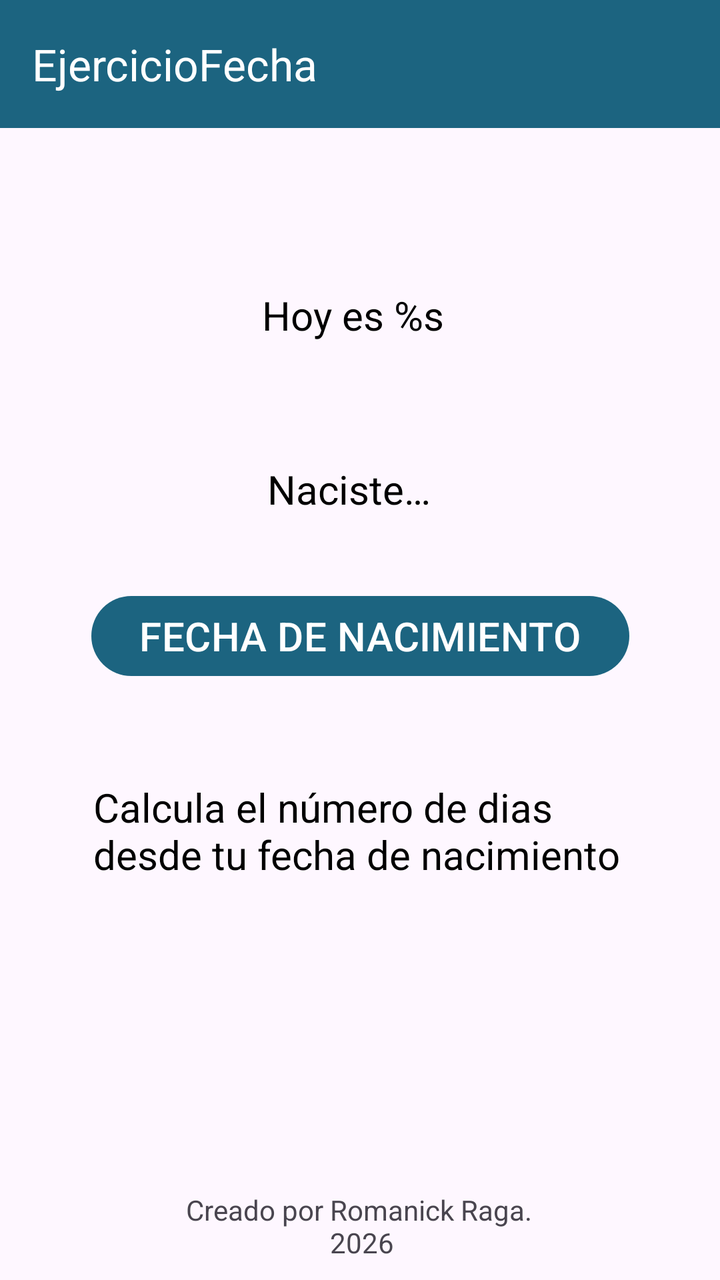
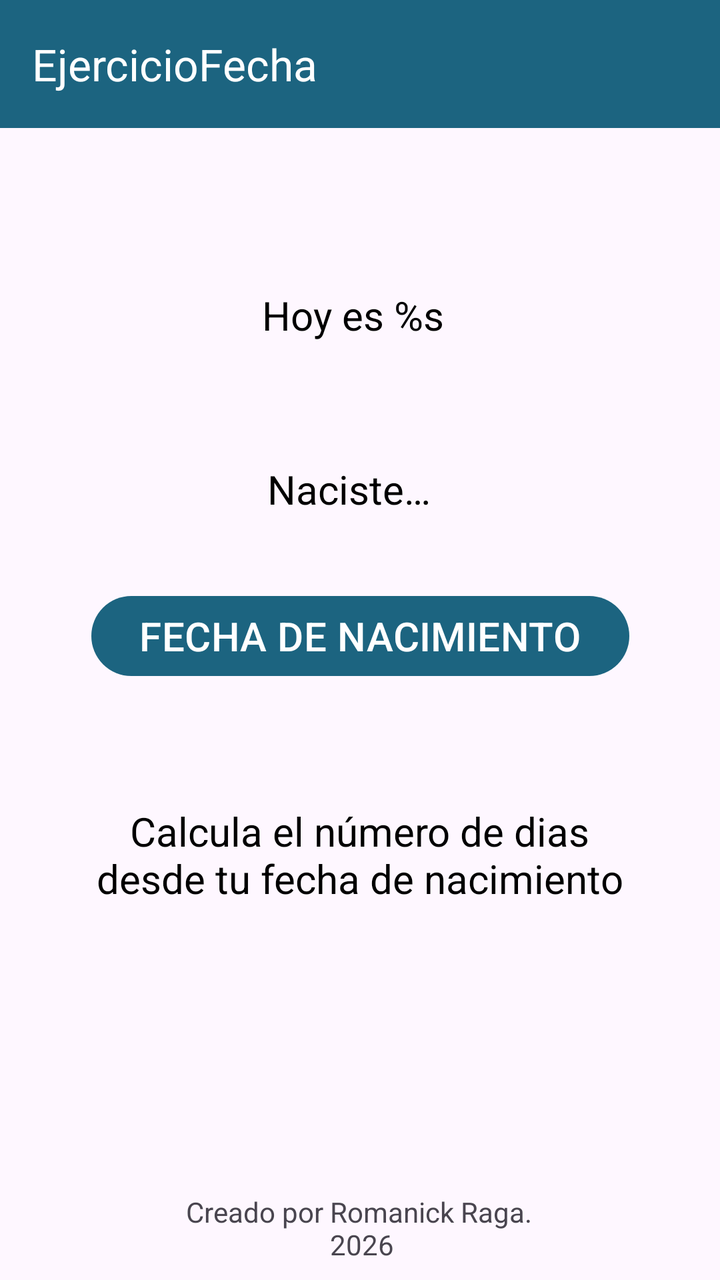

Screens rendered from an Android XML layout before and after an edit, with the pre-edit source and the edit as a unified diff.
<!-- AndroidManifest.xml: application theme Theme.AndroidUD05CP01 -->
<!-- res/layout/activity_main.xml -->
<?xml version="1.0" encoding="utf-8"?>
<androidx.constraintlayout.widget.ConstraintLayout xmlns:android="http://schemas.android.com/apk/res/android"
    xmlns:app="http://schemas.android.com/apk/res-auto"
    xmlns:tools="http://schemas.android.com/tools"
    android:id="@+id/main"
    android:layout_width="match_parent"
    android:layout_height="match_parent"
    tools:context=".MainActivity">

    <TextView
        android:id="@+id/tvHoy"
        android:layout_width="wrap_content"
        android:layout_height="wrap_content"
        android:layout_marginTop="144dp"
        android:text="@string/hoy_es"
        style="@style/texto"
        app:layout_constraintEnd_toEndOf="parent"
        app:layout_constraintHorizontal_bias="0.487"
        app:layout_constraintStart_toStartOf="parent"
        app:layout_constraintTop_toTopOf="parent" />

    <TextView
        android:id="@+id/tvFecha"
        android:layout_width="wrap_content"
        android:layout_height="wrap_content"
        android:layout_marginTop="60dp"
        style="@style/texto"
        android:text="@string/naciste"
        app:layout_constraintEnd_toEndOf="parent"
        app:layout_constraintHorizontal_bias="0.48"
        app:layout_constraintStart_toStartOf="parent"
        app:layout_constraintTop_toBottomOf="@+id/tvHoy" />

    <Button
        android:id="@+id/btnFechaNac"
        style="@style/boton1"
        android:layout_width="wrap_content"
        android:layout_height="wrap_content"
        android:layout_marginTop="36dp"
        android:text="@string/fecha_nacimiento"
        app:layout_constraintEnd_toEndOf="parent"
        app:layout_constraintStart_toStartOf="parent"
        app:layout_constraintTop_toBottomOf="@+id/tvFecha" />

    <TextView
        android:id="@+id/tvMensaje"
        style="@style/texto"
        android:layout_width="266dp"
        android:layout_height="95dp"
        android:layout_marginTop="48dp"
        android:text="@string/msjCalcula"
        app:layout_constraintEnd_toEndOf="parent"
        app:layout_constraintHorizontal_bias="0.496"
        app:layout_constraintStart_toStartOf="parent"
        app:layout_constraintTop_toBottomOf="@+id/btnFechaNac" />

    <TextView
        android:id="@+id/tvCreditos"
        android:layout_width="wrap_content"
        android:layout_height="wrap_content"
        android:text="@string/creditos"
        app:layout_constraintBottom_toBottomOf="parent"
        app:layout_constraintEnd_toEndOf="parent"
        app:layout_constraintHorizontal_bias="0.497"
        app:layout_constraintStart_toStartOf="parent"
        app:layout_constraintTop_toBottomOf="@+id/tvMensaje"
        app:layout_constraintVertical_bias="0.923"
        android:textAlignment="center"/>

    <androidx.appcompat.widget.Toolbar
        android:id="@+id/toolbar"
        style="@style/barraMenu"
        android:layout_width="match_parent"
        android:layout_height="wrap_content"
        android:minHeight="?attr/actionBarSize"
        android:rotationX="0"
        android:theme="?attr/actionBarTheme"
        app:layout_constraintEnd_toEndOf="parent"
        app:layout_constraintHorizontal_bias="0.0"
        app:layout_constraintStart_toStartOf="parent"
        app:layout_constraintTop_toTopOf="parent"
        app:title="EjercicioFecha"
                                     />


</androidx.constraintlayout.widget.ConstraintLayout>
<!-- resources referenced by this layout -->
<resources>
  <string name="creditos">Creado por Romanick Raga.\n
                                  2026</string>
  <string name="fecha_nacimiento">FECHA DE NACIMIENTO</string>
  <string name="hoy_es">Hoy es %s</string>
  <string name="msjCalcula">Calcula el número de dias desde tu fecha de nacimiento</string>
  <string name="naciste">Naciste…</string>
  <style name="barraMenu">
          <item name="android:textSize">20sp</item>
          <item name="android:textColor">@color/white</item>
          <item name="android:fontFamily">sans-serif-medium</item>
          <item name="android:background">@color/turquesa</item>
          <item name="titleTextColor">@color/white</item>
      </style>
  <style name="boton1">
          <item name="android:textSize">20sp</item>
          <item name="android:textColor">@color/white</item>
          <item name="android:fontFamily">sans-serif-medium</item>
          <item name="backgroundTint">@color/turquesa</item>
  
      </style>
  <style name="texto">
          <item name="android:textSize">20sp</item>
          <item name="android:textColor">@color/black</item>
          <item name="android:fontFamily">sans-serif</item>
      </style>
  <style name="Theme.AndroidUD05CP01" parent="Base.Theme.AndroidUD05CP01" />
  <color name="white">#FFFFFFFF</color>
  <color name="turquesa">#1C6480</color>
  <color name="black">#FF000000</color>
  <style name="Base.Theme.AndroidUD05CP01" parent="Theme.Material3.DayNight.NoActionBar">
          
          
      </style>
</resources>

<!-- the commit's change to res/layout/activity_main.xml (unified diff, before → after) -->
@@ -47,8 +47,9 @@
         style="@style/texto"
         android:layout_width="266dp"
         android:layout_height="95dp"
-        android:layout_marginTop="48dp"
+        android:layout_marginTop="60dp"
         android:text="@string/msjCalcula"
+
         app:layout_constraintEnd_toEndOf="parent"
         app:layout_constraintHorizontal_bias="0.496"
         app:layout_constraintStart_toStartOf="parent"
@@ -56,6 +57,7 @@
 
     <TextView
         android:id="@+id/tvCreditos"
+        android:textAlignment="center"
         android:layout_width="wrap_content"
         android:layout_height="wrap_content"
         android:text="@string/creditos"
@@ -65,7 +67,7 @@
         app:layout_constraintStart_toStartOf="parent"
         app:layout_constraintTop_toBottomOf="@+id/tvMensaje"
         app:layout_constraintVertical_bias="0.923"
-        android:textAlignment="center"/>
+        />
 
     <androidx.appcompat.widget.Toolbar
         android:id="@+id/toolbar"
<!-- resource entries referenced after the edit -->
@@ -24,6 +24,7 @@
           <item name="android:textSize">20sp</item>
           <item name="android:textColor">@color/black</item>
           <item name="android:fontFamily">sans-serif</item>
+          <item name="android:textAlignment">center</item>
       </style>
   <style name="Theme.AndroidUD05CP01" parent="Base.Theme.AndroidUD05CP01" />
   <color name="white">#FFFFFFFF</color>
